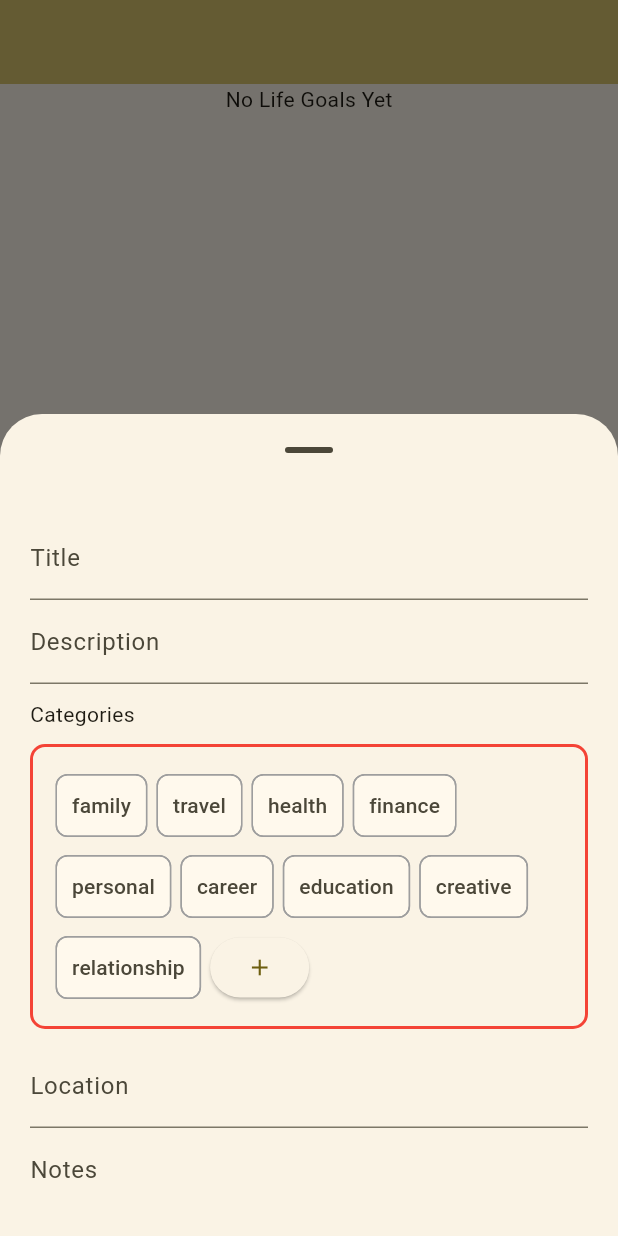
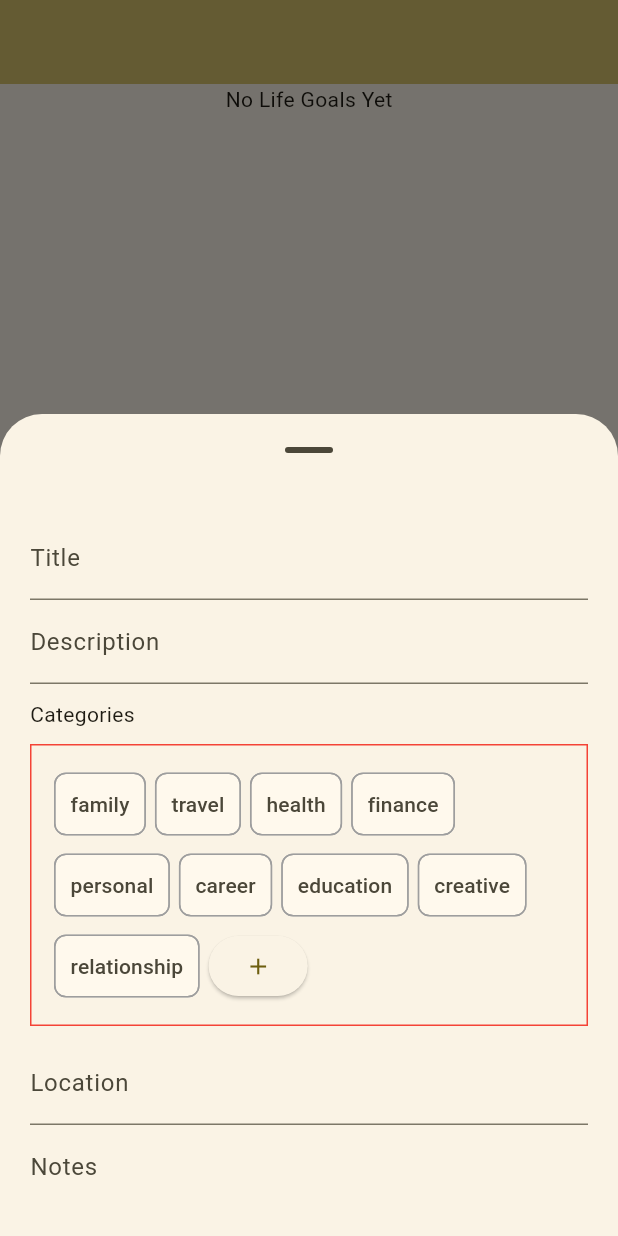
Before and after one commit to Biowulf21/Diem-Bucketlist, a Flutter app: the screen it shows once a user with an empty profile is signed in, after a tap on the "add" icon, on a phone screen of 412 x 824 dp. Run offline on Flutter 3.47's test engine with Material 2 defaults, Android fonts, the phone set to English and light mode, and no system bars; our stand-ins replace cloud_firestore, firebase_auth, firebase_core, flutter_riverpod, sqflite; accounts and stored records are empty.

```diff
--- a/lib/main.dart
+++ b/lib/main.dart
@@ -68,6 +68,7 @@ class MyHomePage extends ConsumerStatefulWidget {
 }
 
 class MyHomePageState extends ConsumerState<MyHomePage> {
+  String update = 'Oya Update Jhoor';
   int _currentNavBarIndex = 0;
 
   final bottomNavBarItems = <BottomNavigationBarItem>[
@@ -107,23 +108,23 @@ class MyHomePageState extends ConsumerState<MyHomePage> {
           child: _mainMenuItem.elementAt(_currentNavBarIndex),
         ),
         floatingActionButton: FloatingActionButton(
-          onPressed: () => _newLifeGoalModal(context, lifeGoalCategories),
+          onPressed: () => _showBottomSheet(lifeGoalCategories),
           child: const Icon(Icons.add),
         ),
       );
     });
   }
 
-  void _newLifeGoalModal(
-      BuildContext context, List<LifeGoalCategory> lifeGoalCategories) async {
+  void _showBottomSheet(List<LifeGoalCategory> lifeGoalCategories) {
     TextEditingController titleController = TextEditingController();
     final GlobalKey<FormState> formKey = GlobalKey<FormState>();
 
-    await showModalBottomSheet(
+    showModalBottomSheet(
+        context: context,
         showDragHandle: true,
         isScrollControlled: true,
-      context: context,
         builder: (BuildContext context) {
+          return StatefulBuilder(builder: (context, state) {
             return SizedBox(
               height: 500,
               child: Padding(
@@ -140,7 +141,8 @@ class MyHomePageState extends ConsumerState<MyHomePage> {
                           label: Text("Title"),
                         ),
                         validator: (value) {
-                      String? validationResult = InputValidator(input: value)
+                          String? validationResult =
+                              InputValidator(input: value)
                                   .isRequired()
                                   .maxLength(maxLength: 20)
                                   .validate();
@@ -166,20 +168,29 @@ class MyHomePageState extends ConsumerState<MyHomePage> {
                       ),
                       Padding(
                           padding: const EdgeInsets.symmetric(vertical: 10.0),
-                    child: Container(
-                      padding: const EdgeInsets.all(15),
+                          child: lifeGoalCategories.isEmpty
+                              ? Container(
+                                  padding: const EdgeInsets.all(15.0),
                                   decoration: BoxDecoration(
-                        borderRadius: const BorderRadius.all(
-                          Radius.circular(10.0),
-                        ),
-                        border: Border.all(
-                          color: Colors.red,
-                          width: 2,
-                        ),
+                                    border: Border.all(color: Colors.red),
                                   ),
                                   child: _chipList(),
-                    ),
-                  ),
+                                )
+                              : _chipList()),
+
+                      // Padding(
+                      //   padding: const EdgeInsets.symmetric(vertical: 10.0),
+                      //   child: Container(
+                      //     padding: const EdgeInsets.all(15),
+                      //     decoration: BoxDecoration(
+                      //       border: Border.all(
+                      //         color: Colors.red,
+                      //         width: 2,
+                      //       ),
+                      //     ),
+                      //     child: _chipList(),
+                      //   ),
+
                       TextFormField(
                         decoration: const InputDecoration(
                             label: Text("Location"), hintMaxLines: 4),
@@ -202,12 +213,30 @@ class MyHomePageState extends ConsumerState<MyHomePage> {
                               formKey.currentState!.validate();
                             },
                             child: const Text("CREATE NEW LIFE GOAL")),
-                  )
+                      ),
                     ]),
                   ),
                 ),
               ),
             );
+          });
+        });
+  }
+
+  Future<Null> updated(StateSetter updateState) async {
+    updateState(() {
+      update = 'Update Leekan si';
+    });
+  }
+
+  void _newLifeGoalModal(
+      BuildContext context, List<LifeGoalCategory> lifeGoalCategories) async {
+    await showModalBottomSheet(
+      showDragHandle: true,
+      isScrollControlled: true,
+      context: context,
+      builder: (BuildContext context) {
+        return SizedBox(height: 500, child: Text("yawa"));
       },
     ).whenComplete(
       () =>
```
Lines whose indentation alone changed are shown as unchanged.
